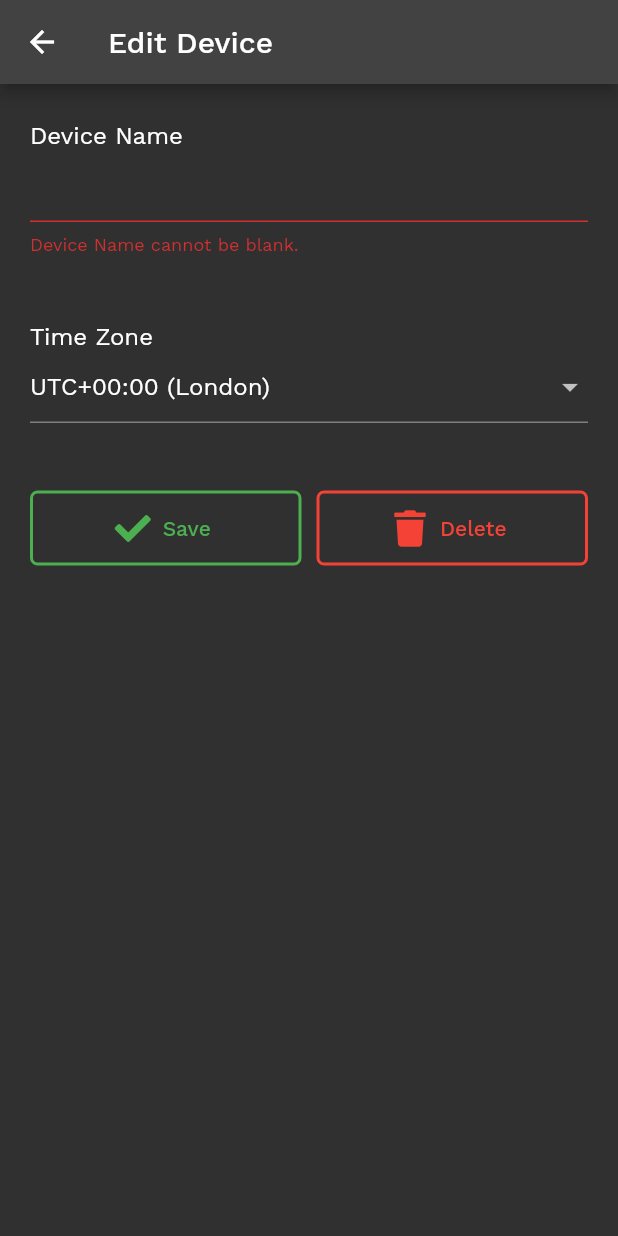
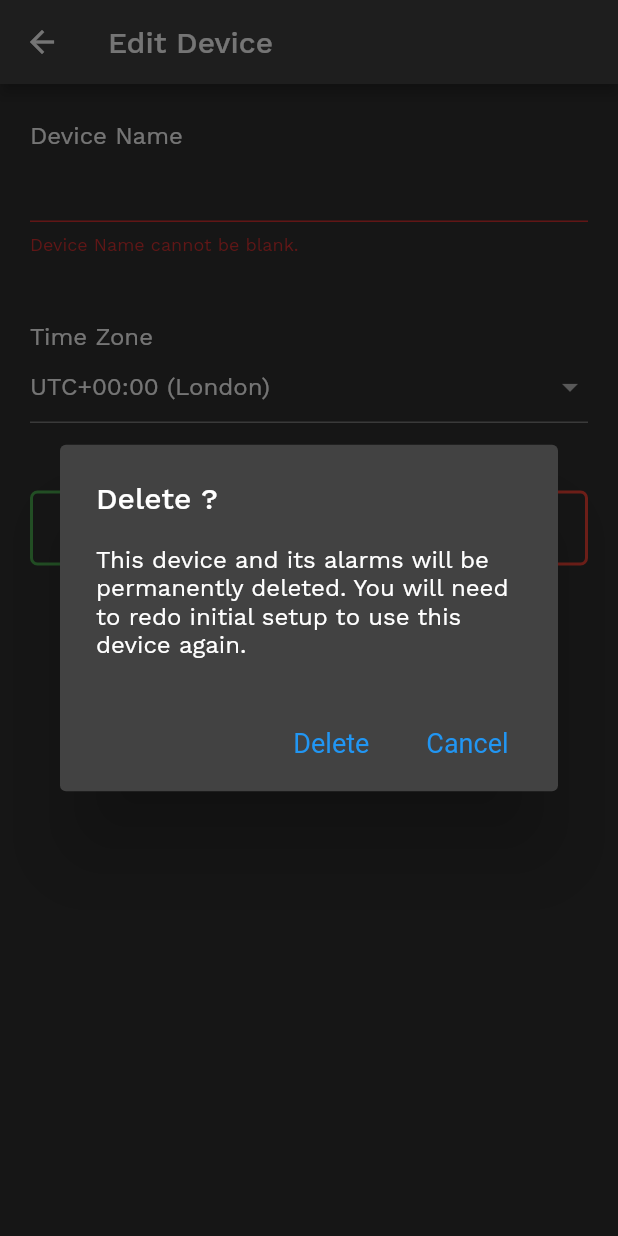
Before and after one commit to eric-barch/snoozeless, a Flutter app: the DeviceEditScreen screen opened directly with empty values, after a tap on "Save", after a tap on "Delete", on a phone screen of 412 x 824 dp. Run offline on Flutter 3.47's test engine with Material 2 defaults, Android fonts, the light colour scheme and no system bars; our stand-ins replace cloud_firestore, firebase_auth, firebase_core, font_awesome_flutter, google_fonts, google_sign_in and 2 more; accounts and stored records are empty.

Commit message:
Add Delete Device capability.

```diff
--- a/lib/alarms/edit_device.dart
+++ b/lib/alarms/edit_device.dart
@@ -139,29 +139,13 @@ class _DeviceEditFormState extends State<DeviceEditForm> {
                       onChanged: (value) {},
                     ),
                   ),
-                  // TODO: Write form of this type of button?
                   Row(
                     children: [
-                      Flexible(
-                        fit: FlexFit.tight,
-                        child: Container(
-                          padding: const EdgeInsets.only(right: 5),
-                          height: 50,
-                          // TODO: Change this to an Outlined Button at this level.
-                          child: ElevatedButton.icon(
-                            icon: const Icon(FontAwesomeIcons.check),
-                            label: const Text('Save'),
-                            style: OutlinedButton.styleFrom(
-                              primary: Colors.green,
-                              backgroundColor: appTheme.canvasColor,
-                              elevation: 0,
-                              side: const BorderSide(
-                                  width: 2.0, color: Colors.green),
-                              shape: RoundedRectangleBorder(
-                                borderRadius: BorderRadius.circular(5.0),
-                              ),
-                            ),
-                            onPressed: () {
+                      DeviceEditButton(
+                        color: Colors.green,
+                        icon: FontAwesomeIcons.check,
+                        text: 'Save',
+                        method: () {
                           if (_formKey.currentState!.validate()) {
                             FirestoreService().updateDevice(
                               serverDevice,
@@ -171,31 +155,21 @@ class _DeviceEditFormState extends State<DeviceEditForm> {
                           }
                         },
                       ),
+                      const SizedBox(
+                        width: 10,
                       ),
+                      DeviceEditButton(
+                        color: Colors.red,
+                        icon: FontAwesomeIcons.trash,
+                        text: 'Delete',
+                        method: () {
+                          showDialog(
+                            context: context,
+                            builder: (_) => DeleteDeviceDialog(
+                              serverDevice: serverDevice,
                             ),
-                      Flexible(
-                        fit: FlexFit.tight,
-                        child: Container(
-                          padding: const EdgeInsets.only(left: 5),
-                          height: 50,
-                          // TODO: Change this to an Outlined Button at this level.
-                          child: ElevatedButton.icon(
-                            icon: const Icon(FontAwesomeIcons.trash),
-                            label: const Text('Delete'),
-                            style: OutlinedButton.styleFrom(
-                              primary: Colors.red,
-                              backgroundColor: appTheme.canvasColor,
-                              elevation: 0,
-                              side: const BorderSide(
-                                  width: 2.0, color: Colors.red),
-                              shape: RoundedRectangleBorder(
-                                borderRadius: BorderRadius.circular(5.0),
-                              ),
-                            ),
-                            // TODO: Add method to delete device.
-                            onPressed: () {},
-                          ),
-                        ),
+                          );
+                        },
                       ),
                     ],
                   ),
@@ -210,3 +184,96 @@ class _DeviceEditFormState extends State<DeviceEditForm> {
     );
   }
 }
+
+class DeviceEditButton extends StatelessWidget {
+  final Color color;
+  final IconData icon;
+  final String text;
+  final Function method;
+
+  const DeviceEditButton({
+    Key? key,
+    required this.color,
+    required this.icon,
+    required this.text,
+    required this.method,
+  }) : super(key: key);
+
+  @override
+  Widget build(BuildContext context) {
+    return Flexible(
+      fit: FlexFit.tight,
+      child: SizedBox(
+        height: 50,
+        child: OutlinedButton.icon(
+          icon: Icon(icon),
+          label: Text(text),
+          style: OutlinedButton.styleFrom(
+            primary: color,
+            backgroundColor: appTheme.canvasColor,
+            side: BorderSide(
+              width: 2.0,
+              color: color,
+            ),
+            shape: RoundedRectangleBorder(
+              borderRadius: BorderRadius.circular(5.0),
+            ),
+          ),
+          onPressed: () => method(),
+        ),
+      ),
+    );
+  }
+}
+
+class DeleteDeviceDialog extends StatelessWidget {
+  final Device serverDevice;
+  const DeleteDeviceDialog({
+    Key? key,
+    required this.serverDevice,
+  }) : super(key: key);
+
+  @override
+  Widget build(BuildContext context) {
+    return AlertDialog(
+        title: Text('Delete ' + serverDevice.deviceName + '?'),
+        // TODO: Improve this sentence.
+        content: const Text(
+            'This device and its alarms will be permanently deleted. You will need to redo initial setup to use this device again.'),
+        actions: [
+          TextButton(
+            child: const Text('Delete'),
+            style: TextButton.styleFrom(
+              padding: const EdgeInsets.only(
+                right: 30,
+              ),
+              textStyle: const TextStyle(
+                fontSize: 18,
+              ),
+            ),
+            onPressed: () async {
+              await FirestoreService().deleteDevice(serverDevice.deviceId);
+              // TODO: Replace this method with one that uses .popUntil('namedRoute')
+              int count = 0;
+              Navigator.of(context).popUntil(
+                (_) => count++ >= 3,
+              );
+            },
+          ),
+          TextButton(
+            child: const Text('Cancel'),
+            style: TextButton.styleFrom(
+              padding: const EdgeInsets.only(
+                right: 25,
+              ),
+              textStyle: const TextStyle(
+                fontSize: 18,
+              ),
+            ),
+            onPressed: () {
+              Navigator.of(context).pop();
+            },
+          ),
+        ]);
+  }
+}
--- a/lib/services/firestore.dart
+++ b/lib/services/firestore.dart
@@ -57,7 +57,17 @@ class FirestoreService {
       'timeZoneAdjustment': localDevice.timeZoneAdjustment,
     };
 
-    return ref.update(data /*, SetOptions(merge: true)*/);
+    return ref.update(data);
+  }
+
+  Future<void> deleteDevice(String deviceId) async {
+    var user = AuthService().user!;
+    var ref = _db
+        .collection('users')
+        .doc(user.uid)
+        .collection('devices')
+        .doc(deviceId);
+    return ref.delete();
   }
 
   Stream<Iterable<Alarm>> streamAlarmsList(String deviceId) {
```
Lines whose indentation alone changed are shown as unchanged.
